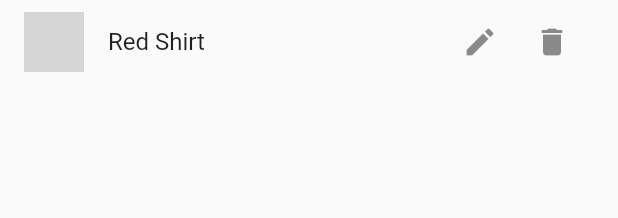
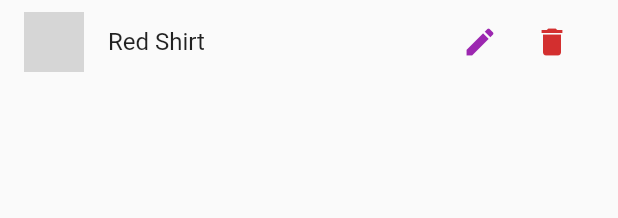
Before and after one commit to jccallves-developer/shop, a Flutter app: the ProductItem widget shown alone on an empty page, opened directly with sample values from the repository, on a phone screen of 412 x 824 dp. Shown: the top 218 px of the screen. Run offline on Flutter 3.47's test engine with Material 2 defaults, Android fonts, the phone set to English and light mode, and no system bars; network calls fail; grey boxes are pictures that could not be loaded.

Commit message:
#Aula257 - Componente Formulário de Produto

```diff
--- a/lib/components/product_item.dart
+++ b/lib/components/product_item.dart
@@ -21,10 +21,12 @@ class ProductItem extends StatelessWidget {
           children: [
             IconButton(
               icon: Icon(Icons.edit),
+              color: Theme.of(context).colorScheme.primary,
               onPressed: () {},
             ),
             IconButton(
               icon: Icon(Icons.delete),
+              color: Theme.of(context).errorColor,
               onPressed: () {},
             ),
           ],
--- a/lib/main.dart
+++ b/lib/main.dart
@@ -5,6 +5,7 @@ import 'package:shop/models/order_list.dart';
 import 'package:shop/pages/cart_page.dart';
 import 'package:shop/pages/orders_page.dart';
 import 'package:shop/pages/product_detail_page.dart';
+import 'package:shop/pages/product_form_page.dart';
 import 'package:shop/pages/products_overview_page.dart';
 import 'package:shop/pages/products_page.dart';
 import 'package:shop/utils/app_routes.dart';
@@ -54,6 +55,7 @@ class MyApp extends StatelessWidget {
           AppRoutes.CART: (ctx) => CartPage(),
           AppRoutes.ORDERS: (ctx) => OrdersPage(),
           AppRoutes.PRODUCTS: (ctx) => ProductsPage(),
+          AppRoutes.PRODUCT_FORM: (ctx) => ProductFormPage(),
         },
         debugShowCheckedModeBanner: false,
       ),
--- a/lib/utils/app_routes.dart
+++ b/lib/utils/app_routes.dart
@@ -4,4 +4,5 @@ class AppRoutes {
   static const CART = '/cart';
   static const ORDERS = '/orders';
   static const PRODUCTS = '/products';
+  static const PRODUCT_FORM = '/product-form';
 }
```
Also changed, not shown: lib/pages/product_form_page.dart (added, +19 -0 lines), lib/pages/products_page.dart (+9 -0 lines).
